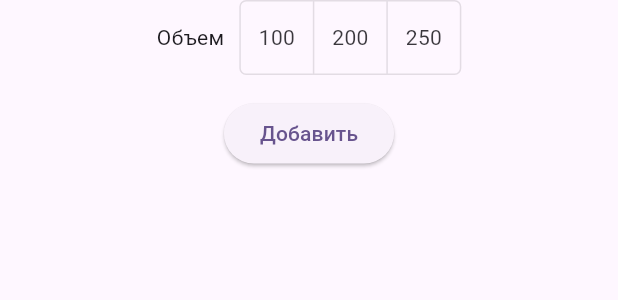
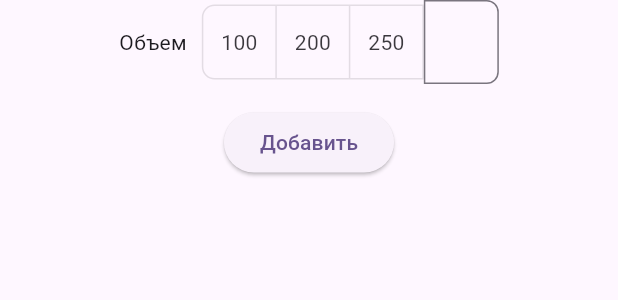
Before and after one commit to sergeybwk/recent_dishes_app, a Flutter app: the AddWaterWidget widget shown alone on an empty page, opened directly, after a tap on "Добавить", on a phone screen of 412 x 824 dp. Shown: the top 300 px of the screen. Run offline on Flutter 3.47's test engine with Material 3 defaults, Android fonts, the phone set to English and light mode, and no system bars; our stand-ins replace auto_route, bloc, cloud_firestore, equatable, firebase_core, flutter_bloc; accounts and stored records are empty; statements that could not run were skipped.

Commit message:
implemented feature for adding custom volume of water

```diff
--- a/lib/src/features/water_screen/presentation/add_water_widget.dart
+++ b/lib/src/features/water_screen/presentation/add_water_widget.dart
@@ -14,6 +14,8 @@ class _AddWaterWidgetState extends State<AddWaterWidget> {
 
   final List<int> _volumesList = [100, 200, 250];
 
+  final TextEditingController _textController = TextEditingController();
+
   @override
   Widget build(BuildContext context) {
     return Column(
@@ -26,7 +28,8 @@ class _AddWaterWidgetState extends State<AddWaterWidget> {
               width: 10,
             ),
             ToggleButtons(
-              borderRadius: const BorderRadius.all(Radius.circular(4)),
+              borderRadius: const BorderRadius.only(
+                  topLeft: Radius.circular(8), bottomLeft: Radius.circular(8)),
               isSelected: _selectedWaterVolume,
               onPressed: (int index) {
                 setState(() {
@@ -41,6 +44,18 @@ class _AddWaterWidgetState extends State<AddWaterWidget> {
                 Text(_volumesList[2].toString())
               ],
             ),
+            SizedBox(
+              width: 50,
+              child: TextField(
+                decoration: InputDecoration(
+                    border: OutlineInputBorder(
+                        borderRadius: BorderRadius.only(
+                            topRight: Radius.circular(8),
+                            bottomRight: Radius.circular(8)))),
+                controller: _textController,
+                keyboardType: TextInputType.number,
+              ),
+            ),
           ],
         ),
         const SizedBox(
@@ -50,9 +65,15 @@ class _AddWaterWidgetState extends State<AddWaterWidget> {
             onPressed: () {
               int index =
                   _selectedWaterVolume.indexWhere((element) => element == true);
-              context
-                  .read<WaterBloc>()
-                  .add(AddWaterEvent(volume: _volumesList[index]));
+              if (_textController.text.isNotEmpty) {
+                context.read<WaterBloc>().add(
+                    AddWaterEvent(volume: int.parse(_textController.text)));
+                _textController.clear();
+              } else if (index != -1) {
+                context
+                    .read<WaterBloc>()
+                    .add(AddWaterEvent(volume: _volumesList[index]));
+              }
             },
             child: const Text("Добавить"))
       ],
```
Also changed, not shown: lib/src/features/main_screen/presentation/main_screen.dart (+18 -8 lines).
